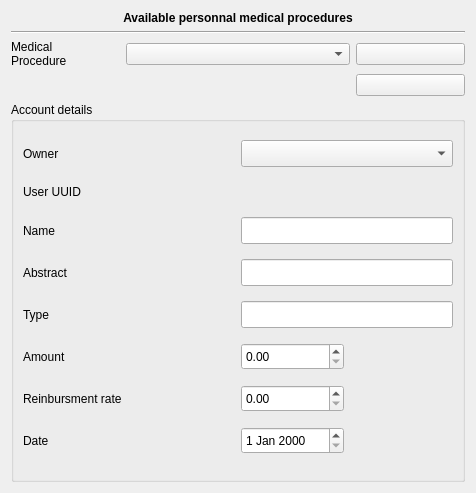
First picture: the form in plugins/accountplugin/preferences/medicalprocedurepage.ui, repository FreeHealth/freehealth, before the edit.
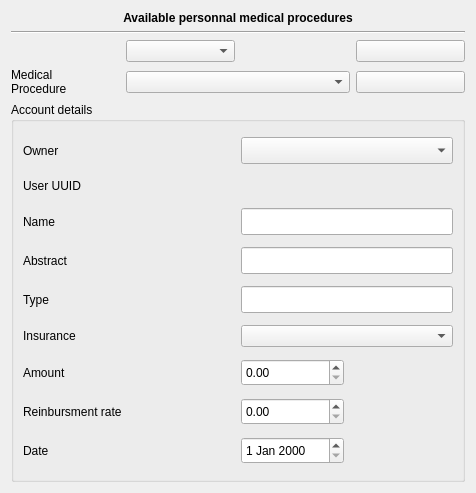
Second picture: the form after the edit.

```diff
--- a/plugins/accountplugin/preferences/medicalprocedurepage.ui
+++ b/plugins/accountplugin/preferences/medicalprocedurepage.ui
@@ -118,7 +118,7 @@
         </property>
        </widget>
       </item>
-      <item row="6" column="0">
+      <item row="7" column="0">
        <widget class="QLabel" name="amountLabel">
         <property name="text">
          <string>Amount</string>
@@ -128,7 +128,7 @@
         </property>
        </widget>
       </item>
-      <item row="6" column="2">
+      <item row="7" column="2">
        <widget class="QDoubleSpinBox" name="amountSpin">
         <property name="minimumSize">
          <size>
@@ -174,7 +174,7 @@
         </property>
        </widget>
       </item>
-      <item row="7" column="0">
+      <item row="8" column="0">
        <widget class="QLabel" name="reinmbLabel">
         <property name="text">
          <string>Reinbursment rate</string>
@@ -184,7 +184,7 @@
         </property>
        </widget>
       </item>
-      <item row="7" column="2">
+      <item row="8" column="2">
        <widget class="QDoubleSpinBox" name="rateSpin">
         <property name="minimumSize">
          <size>
@@ -194,7 +194,7 @@
         </property>
        </widget>
       </item>
-      <item row="9" column="0">
+      <item row="10" column="0">
        <widget class="QLabel" name="dateLabel">
         <property name="text">
          <string>Date</string>
@@ -204,7 +204,7 @@
         </property>
        </widget>
       </item>
-      <item row="9" column="2">
+      <item row="10" column="2">
        <widget class="QDateEdit" name="dateEdit">
         <property name="minimumSize">
          <size>
@@ -214,6 +214,16 @@
         </property>
        </widget>
       </item>
+      <item row="6" column="2" colspan="2">
+       <widget class="QComboBox" name="insuranceBox"/>
+      </item>
+      <item row="6" column="0">
+       <widget class="QLabel" name="insuranceLabel">
+        <property name="text">
+         <string>Insurance</string>
+        </property>
+       </widget>
+      </item>
      </layout>
     </widget>
    </item>
@@ -237,10 +247,26 @@
      </property>
     </widget>
    </item>
-   <item row="2" column="1" colspan="2">
+   <item row="3" column="3">
+    <widget class="QPushButton" name="removeButton">
+     <property name="sizePolicy">
+      <sizepolicy hsizetype="Preferred" vsizetype="Fixed">
+       <horstretch>0</horstretch>
+       <verstretch>0</verstretch>
+      </sizepolicy>
+     </property>
+     <property name="text">
+      <string/>
+     </property>
+    </widget>
+   </item>
+   <item row="3" column="1" colspan="2">
     <widget class="QComboBox" name="mpComboBox"/>
    </item>
-   <item row="2" column="0">
+   <item row="2" column="1">
+    <widget class="QComboBox" name="alphabetBox"/>
+   </item>
+   <item row="3" column="0">
     <widget class="QLabel" name="MPLabel">
      <property name="text">
       <string>Medical 
@@ -254,19 +280,6 @@
      </property>
     </widget>
    </item>
-   <item row="3" column="3">
-    <widget class="QPushButton" name="removeButton">
-     <property name="sizePolicy">
-      <sizepolicy hsizetype="Preferred" vsizetype="Fixed">
-       <horstretch>0</horstretch>
-       <verstretch>0</verstretch>
-      </sizepolicy>
-     </property>
-     <property name="text">
-      <string/>
-     </property>
-    </widget>
-   </item>
   </layout>
  </widget>
  <tabstops>
```
